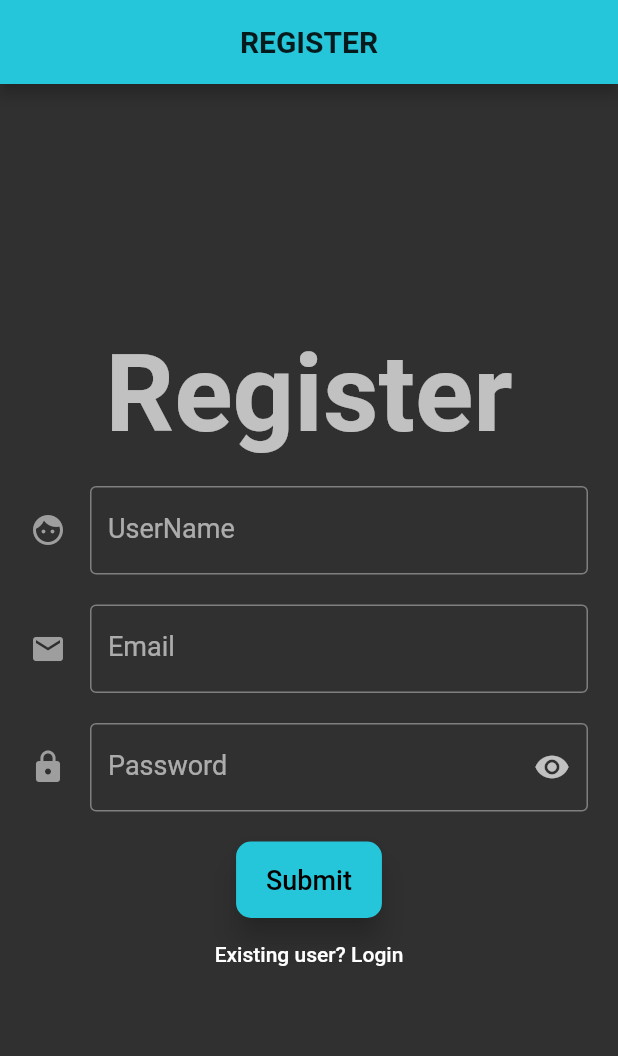
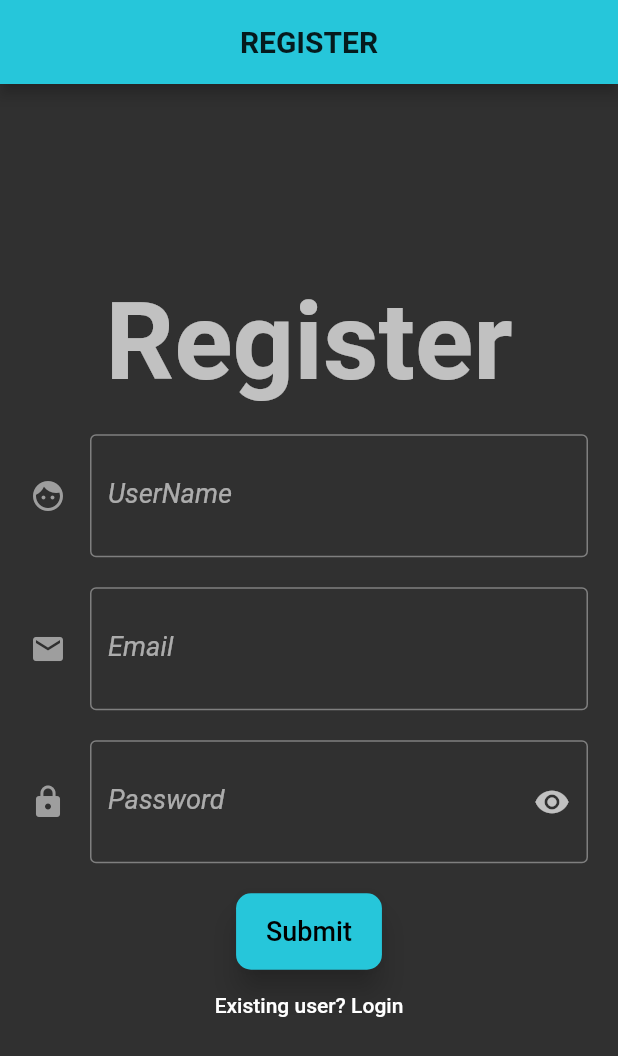
Before and after one commit to sharmasidharth1910/flutter_ecommerce, a Flutter app: the screen it shows after launch, after a tap on "New user? Register", on a phone screen of 412 x 824 dp. Shown: the top 1056 px of the screen. Run offline on Flutter 3.47's test engine with Material 2 defaults, Android fonts, the phone set to English and light mode, and no system bars; our stand-ins replace flutter_redux, redux, redux_thunk, shared_preferences; missing offline and left inert: redux_logging.

```diff
--- a/lib/main.dart
+++ b/lib/main.dart
@@ -7,13 +7,17 @@ import 'package:flutter_ecommerce/redux/actions.dart';
 import 'package:flutter_ecommerce/redux/reducers.dart';
 import 'package:flutter_redux/flutter_redux.dart';
 import 'package:redux/redux.dart';
+import 'package:redux_logging/redux_logging.dart';
 import 'package:redux_thunk/redux_thunk.dart';
 
 void main() {
   final store = Store<AppState>(
     appReducer,
     initialState: AppState.initial(),
-    middleware: [thunkMiddleware],
+    middleware: [
+      thunkMiddleware,
+      LoggingMiddleware.printer(),
+    ],
   );
   runApp(MyApp(store: store));
 }
@@ -41,13 +45,13 @@ class MyApp extends StatelessWidget {
               fontSize: 72.0,
               fontWeight: FontWeight.bold,
             ),
-            // subtitle1: TextStyle(
-            //   fontSize: 36.0,
-            //   fontStyle: FontStyle.italic,
-            // ),
-            // bodyText1: TextStyle(
-            //   fontSize: 18.0,
-            // ),
+            subtitle1: TextStyle(
+              fontSize: 36.0,
+              fontStyle: FontStyle.italic,
+            ),
+            bodyText1: TextStyle(
+              fontSize: 18.0,
+            ),
           ),
         ),
         home: LoginPage(),
@@ -56,6 +60,8 @@ class MyApp extends StatelessWidget {
                 onInit: () {
                   // dispatch an action (UserAction) to grab user data
                   StoreProvider.of<AppState>(context).dispatch(getUserAction);
+                  StoreProvider.of<AppState>(context)
+                      .dispatch(getProductsAction);
                 },
               ),
           LoginPage.id: (context) => LoginPage(),
```
